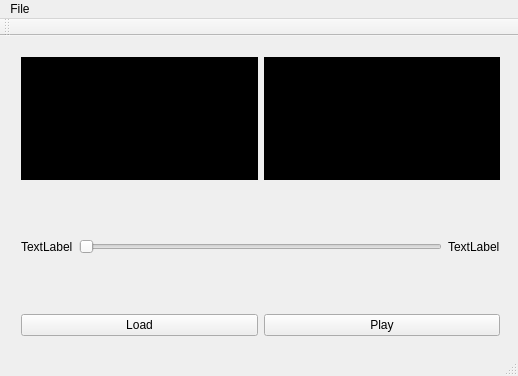
This is views/mainwindow.ui in Ahziel/TrafficDetector as Qt 5 draws it before an edit. The edited form follows.
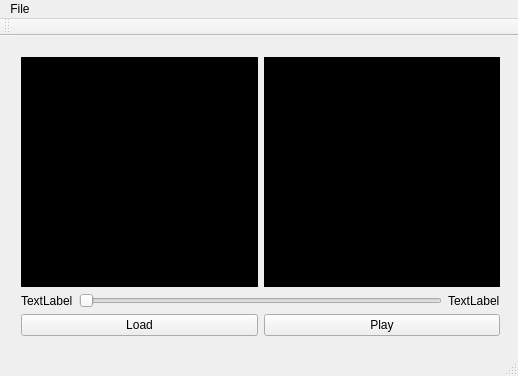
This is the edited form.

```diff
--- a/views/mainwindow.ui
+++ b/views/mainwindow.ui
@@ -29,8 +29,17 @@
      </property>
      <item>
       <layout class="QHBoxLayout" name="horizontalLayout_3">
+       <property name="sizeConstraint">
+        <enum>QLayout::SetMaximumSize</enum>
+       </property>
        <item>
         <widget class="QLabel" name="video">
+         <property name="sizePolicy">
+          <sizepolicy hsizetype="Preferred" vsizetype="Expanding">
+           <horstretch>0</horstretch>
+           <verstretch>0</verstretch>
+          </sizepolicy>
+         </property>
          <property name="styleSheet">
           <string notr="true">Background-color: #000;</string>
          </property>
@@ -53,6 +62,9 @@
      </item>
      <item>
       <layout class="QHBoxLayout" name="horizontalLayout_2">
+       <property name="sizeConstraint">
+        <enum>QLayout::SetMinimumSize</enum>
+       </property>
        <item>
         <widget class="QLabel" name="label_2">
          <property name="text">
```
Left out of the diff: 2 changed lines with no effect on the pictures.
